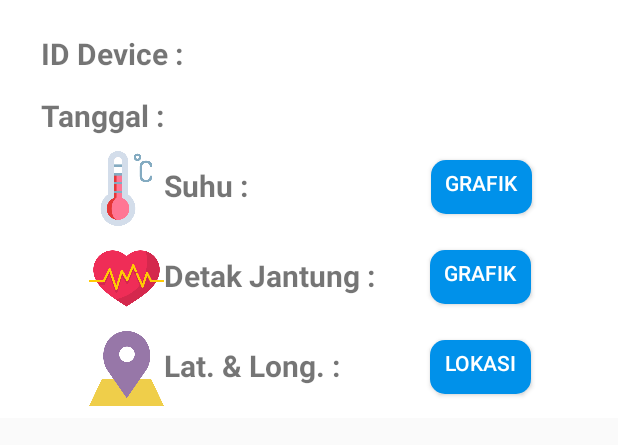
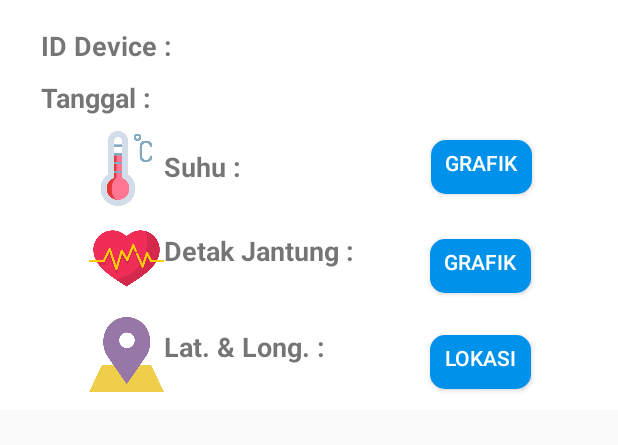
Before and after one commit to rizkyghofur/MonitorHewan, an Android app: the layout view_design.xml on its own in the app's theme, with its tools: preview values and no code run, on a phone screen of 412 x 824 dp. Shown: the top 445 px of the screen. Run offline under Robolectric (Android 15) with nearby library versions, the phone set to English and light mode, and no system bars.

Commit message:
Perubahan pada view_design dimana penampilan informasi ditambah

```diff
--- a/app/src/main/res/layout/view_design.xml
+++ b/app/src/main/res/layout/view_design.xml
@@ -29,10 +29,9 @@
                 android:layout_width="363dp"
                 android:layout_height="wrap_content"
                 android:layout_marginLeft="5dp"
-                android:layout_marginTop="4dp"
                 android:layout_marginRight="250dp"
                 android:text="ID Device : "
-                android:textSize="20sp"
+                android:textSize="18sp"
                 android:textStyle="bold" />
 
         </LinearLayout>
@@ -49,10 +48,9 @@
                 android:layout_width="366dp"
                 android:layout_marginLeft="5dp"
                 android:layout_height="wrap_content"
-                android:layout_marginTop="4dp"
                 android:layout_marginRight="240dp"
                 android:text="Tanggal : "
-                android:textSize="20sp"
+                android:textSize="18sp"
                 android:textStyle="bold" />
 
         </LinearLayout>
@@ -77,7 +75,7 @@
                 android:layout_marginTop="4dp"
                 android:layout_marginRight="0dp"
                 android:text="Suhu :"
-                android:textSize="20sp"
+                android:textSize="18sp"
                 android:textStyle="bold" />
 
             <Button
@@ -108,15 +106,15 @@
                 android:id="@+id/dtkjtg"
                 android:layout_width="173dp"
                 android:layout_height="wrap_content"
-                android:layout_marginTop="4dp"
                 android:layout_marginRight="0dp"
                 android:text="Detak Jantung : "
-                android:textSize="20sp"
+                android:textSize="18sp"
                 android:textStyle="bold" />
 
             <Button
                 android:id="@+id/gfkdtkjtg"
                 android:layout_width="75dp"
+                android:layout_marginTop="6dp"
                 android:layout_height="wrap_content"
                 android:background="@drawable/rounded_button"
                 android:text="Grafik"
@@ -141,16 +139,16 @@
                 android:id="@+id/latlong"
                 android:layout_width="173dp"
                 android:layout_height="wrap_content"
-                android:layout_marginTop="4dp"
                 android:layout_marginRight="0dp"
                 android:text="Lat. &amp; Long. :"
-                android:textSize="20sp"
+                android:textSize="18sp"
                 android:textStyle="bold" />
 
             <Button
                 android:id="@+id/gfklatlong"
                 android:layout_width="75dp"
                 android:layout_height="wrap_content"
+                android:layout_marginTop="6dp"
                 android:background="@drawable/rounded_button"
                 android:text="Lokasi"
                 android:textColor="#FFFFFF" />
```
